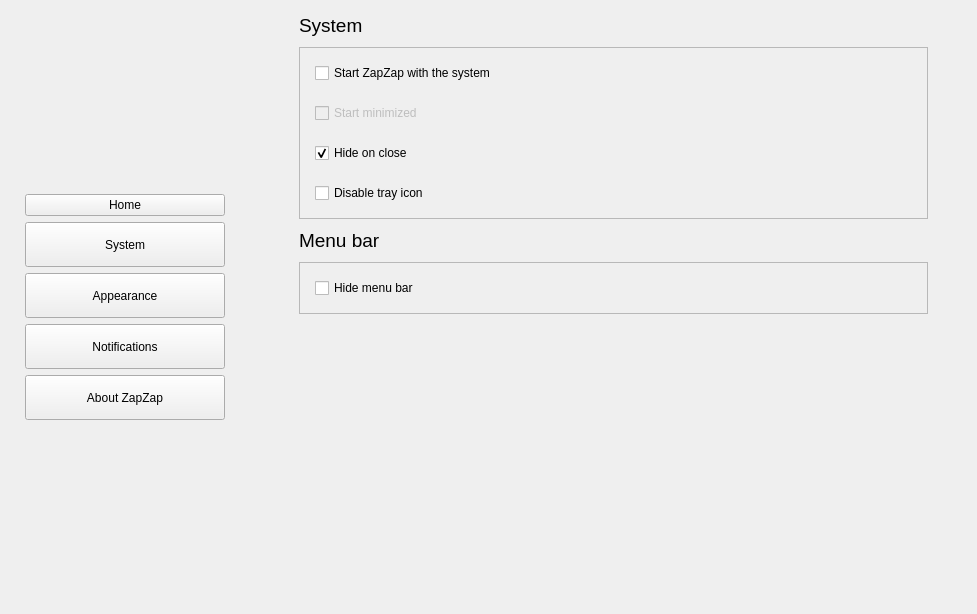
Old version of the form zapzap/view/settings_new.ui in the repository rafatosta/zapzap.
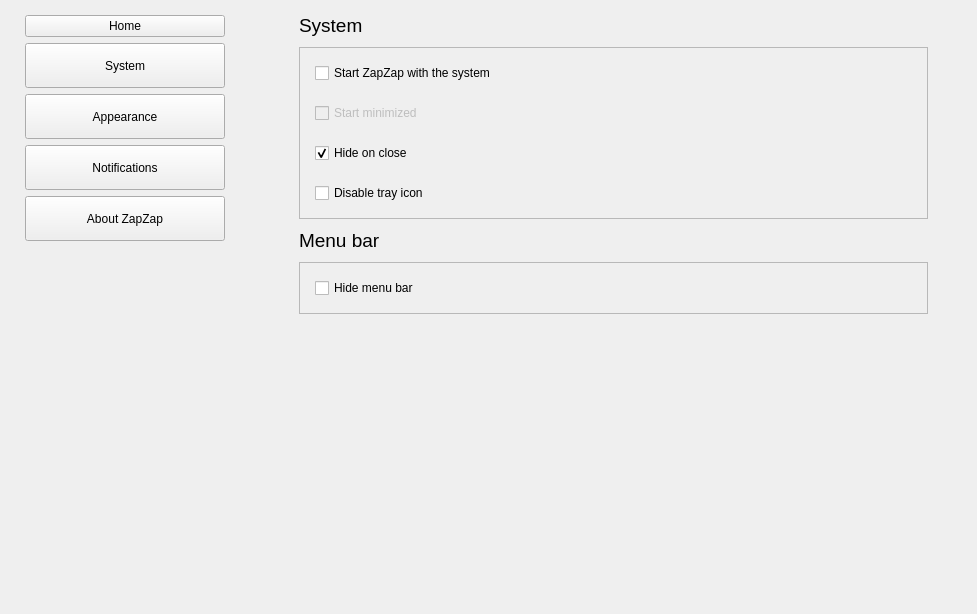
New version of the form.

Commit message: System settings

Diff of the .ui file:
```diff
--- a/zapzap/view/settings_new.ui
+++ b/zapzap/view/settings_new.ui
@@ -54,7 +54,7 @@
        <number>0</number>
       </property>
       <property name="topMargin">
-       <number>0</number>
+       <number>15</number>
       </property>
       <property name="rightMargin">
        <number>0</number>
@@ -83,19 +83,6 @@
          <property name="bottomMargin">
           <number>0</number>
          </property>
-         <item>
-          <spacer name="verticalSpacer_4">
-           <property name="orientation">
-            <enum>Qt::Vertical</enum>
-           </property>
-           <property name="sizeHint" stdset="0">
-            <size>
-             <width>20</width>
-             <height>40</height>
-            </size>
-           </property>
-          </spacer>
-         </item>
          <item>
           <widget class="QPushButton" name="btn_home">
            <property name="text">
```
Left out of the diff: 2 changed lines with no effect on the pictures. The commit also changes 2 other files.
